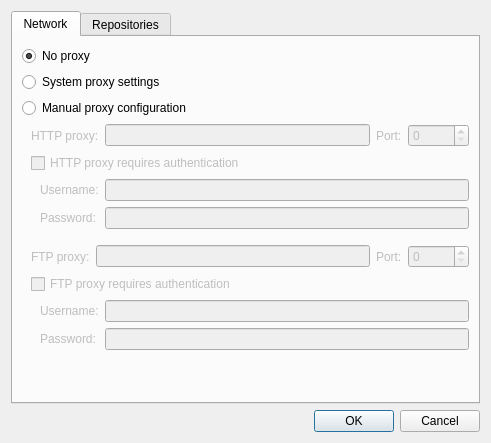
This is src/sdk/settingsdialog.ui in nonwill/qt-installer-framework as Qt 5 draws it before an edit. The edited form follows.
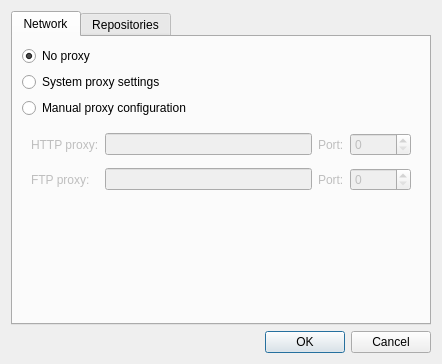
This is the edited form.

```diff
--- a/src/sdk/settingsdialog.ui
+++ b/src/sdk/settingsdialog.ui
@@ -2,14 +2,6 @@
 <ui version="4.0">
  <class>SettingsDialog</class>
  <widget class="QDialog" name="SettingsDialog">
-  <property name="geometry">
-   <rect>
-    <x>0</x>
-    <y>0</y>
-    <width>491</width>
-    <height>443</height>
-   </rect>
-  </property>
   <property name="windowTitle">
    <string>Settings</string>
   </property>
@@ -56,21 +48,8 @@
        </item>
        <item>
         <widget class="QWidget" name="m_rootWidget" native="true">
-         <layout class="QVBoxLayout" name="verticalLayout_6">
-          <property name="topMargin">
-           <number>0</number>
-          </property>
-          <property name="rightMargin">
-           <number>0</number>
-          </property>
-          <property name="bottomMargin">
-           <number>0</number>
-          </property>
-          <item>
-           <layout class="QVBoxLayout" name="m_httpRootLayout">
-            <item>
-             <layout class="QHBoxLayout" name="m_httpProxyLayout">
-              <item>
+         <layout class="QGridLayout" name="gridLayout_3">
+          <item row="0" column="0">
                <widget class="QLabel" name="m_httpProxyLabel">
                 <property name="enabled">
                  <bool>false</bool>
@@ -80,14 +59,14 @@
                 </property>
                </widget>
               </item>
-              <item>
+          <item row="0" column="1">
                <widget class="QLineEdit" name="m_httpProxy">
                 <property name="enabled">
                  <bool>false</bool>
                 </property>
                </widget>
               </item>
-              <item>
+          <item row="0" column="2">
                <widget class="QLabel" name="m_httpProxyPortLabel">
                 <property name="enabled">
                  <bool>false</bool>
@@ -97,7 +76,7 @@
                 </property>
                </widget>
               </item>
-              <item>
+          <item row="0" column="3">
                <widget class="QSpinBox" name="m_httpProxyPort">
                 <property name="enabled">
                  <bool>false</bool>
@@ -107,19 +86,7 @@
                 </property>
                </widget>
               </item>
-             </layout>
-            </item>
-            <item>
-             <widget class="QCheckBox" name="m_httpProxyNeedsAuth">
-              <property name="enabled">
-               <bool>false</bool>
-              </property>
-              <property name="text">
-               <string>HTTP proxy requires authentication</string>
-              </property>
-             </widget>
-            </item>
-            <item>
+          <item row="1" column="0">
              <widget class="QWidget" name="m_httpAuthWidget" native="true">
               <property name="enabled">
                <bool>false</bool>
@@ -134,69 +101,10 @@
                <property name="bottomMargin">
                 <number>0</number>
                </property>
-               <item row="0" column="0">
-                <widget class="QLabel" name="m_httpProxyUserLabel">
-                 <property name="enabled">
-                  <bool>false</bool>
-                 </property>
-                 <property name="text">
-                  <string>Username:</string>
-                 </property>
-                </widget>
-               </item>
-               <item row="0" column="1">
-                <widget class="QLineEdit" name="m_httpProxyUser">
-                 <property name="enabled">
-                  <bool>false</bool>
-                 </property>
-                </widget>
-               </item>
-               <item row="1" column="0">
-                <widget class="QLabel" name="m_httpProxyPassLabel">
-                 <property name="enabled">
-                  <bool>false</bool>
-                 </property>
-                 <property name="text">
-                  <string>Password:</string>
-                 </property>
-                </widget>
-               </item>
-               <item row="1" column="1">
-                <widget class="QLineEdit" name="m_httpProxyPass">
-                 <property name="enabled">
-                  <bool>false</bool>
-                 </property>
-                 <property name="echoMode">
-                  <enum>QLineEdit::Password</enum>
-                 </property>
-                </widget>
-               </item>
               </layout>
              </widget>
             </item>
-           </layout>
-          </item>
-          <item>
-           <spacer name="verticalSpacer">
-            <property name="orientation">
-             <enum>Qt::Vertical</enum>
-            </property>
-            <property name="sizeType">
-             <enum>QSizePolicy::Fixed</enum>
-            </property>
-            <property name="sizeHint" stdset="0">
-             <size>
-              <width>10</width>
-              <height>10</height>
-             </size>
-            </property>
-           </spacer>
-          </item>
-          <item>
-           <layout class="QVBoxLayout" name="m_ftpRootLayout">
-            <item>
-             <layout class="QHBoxLayout" name="m_ftpProxyLayout">
-              <item>
+          <item row="2" column="0">
                <widget class="QLabel" name="m_ftpProxyLabel">
                 <property name="enabled">
                  <bool>false</bool>
@@ -206,14 +114,14 @@
                 </property>
                </widget>
               </item>
-              <item>
+          <item row="2" column="1">
                <widget class="QLineEdit" name="m_ftpProxy">
                 <property name="enabled">
                  <bool>false</bool>
                 </property>
                </widget>
               </item>
-              <item>
+          <item row="2" column="2">
                <widget class="QLabel" name="m_ftpProxyPortLabel">
                 <property name="enabled">
                  <bool>false</bool>
@@ -223,7 +131,7 @@
                 </property>
                </widget>
               </item>
-              <item>
+          <item row="2" column="3">
                <widget class="QSpinBox" name="m_ftpProxyPort">
                 <property name="enabled">
                  <bool>false</bool>
@@ -233,19 +141,7 @@
                 </property>
                </widget>
               </item>
-             </layout>
-            </item>
-            <item>
-             <widget class="QCheckBox" name="m_ftpProxyNeedsAuth">
-              <property name="enabled">
-               <bool>false</bool>
-              </property>
-              <property name="text">
-               <string>FTP proxy requires authentication</string>
-              </property>
-             </widget>
-            </item>
-            <item>
+          <item row="3" column="0">
              <widget class="QWidget" name="m_ftpAuthWidget" native="true">
               <property name="enabled">
                <bool>false</bool>
@@ -260,49 +156,10 @@
                <property name="bottomMargin">
                 <number>0</number>
                </property>
-               <item row="0" column="0">
-                <widget class="QLabel" name="m_ftpProxyUserLabel">
-                 <property name="enabled">
-                  <bool>false</bool>
-                 </property>
-                 <property name="text">
-                  <string>Username:</string>
-                 </property>
-                </widget>
-               </item>
-               <item row="0" column="1">
-                <widget class="QLineEdit" name="m_ftpProxyUser">
-                 <property name="enabled">
-                  <bool>false</bool>
-                 </property>
-                </widget>
-               </item>
-               <item row="1" column="0">
-                <widget class="QLabel" name="m_ftpProxyPassLabel">
-                 <property name="enabled">
-                  <bool>false</bool>
-                 </property>
-                 <property name="text">
-                  <string>Password:</string>
-                 </property>
-                </widget>
-               </item>
-               <item row="1" column="1">
-                <widget class="QLineEdit" name="m_ftpProxyPass">
-                 <property name="enabled">
-                  <bool>false</bool>
-                 </property>
-                 <property name="echoMode">
-                  <enum>QLineEdit::Password</enum>
-                 </property>
-                </widget>
-               </item>
               </layout>
              </widget>
             </item>
-           </layout>
-          </item>
-          <item>
+          <item row="3" column="2">
            <spacer name="verticalSpacer_2">
             <property name="orientation">
              <enum>Qt::Vertical</enum>
```
Left out of the diff: 202 changed lines with no effect on the pictures. Lines whose indentation alone changed are shown as unchanged.
